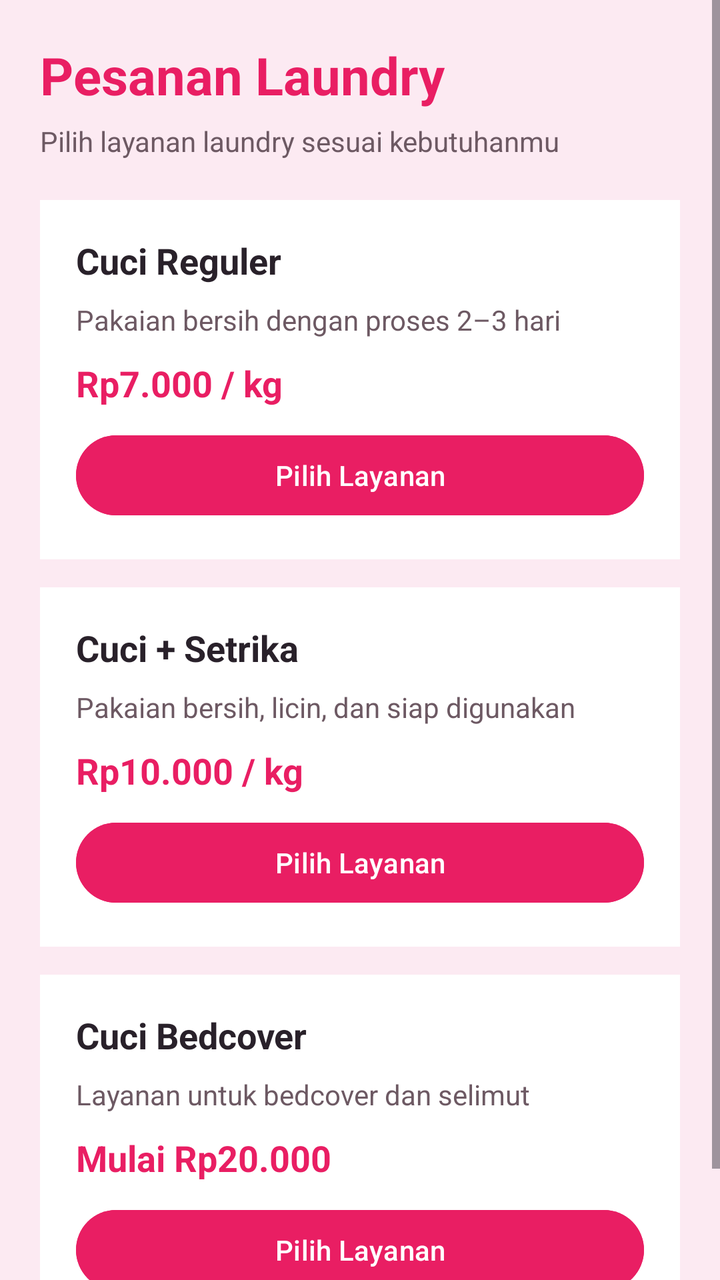
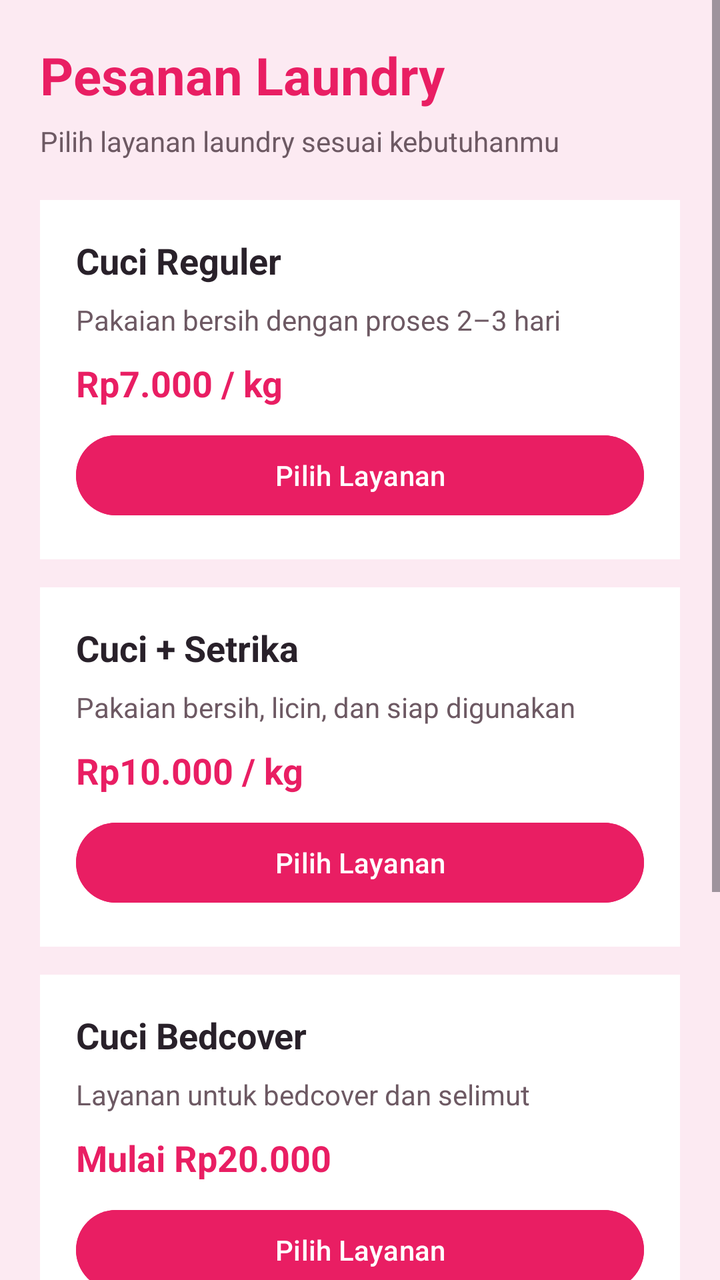

Before-and-after screenshots of an Android layout around one commit, followed by the original layout XML and the change that was made.
<!-- AndroidManifest.xml: application theme Theme.Qla_Cimol -->
<!-- res/layout/fragment_orders.xml -->
<?xml version="1.0" encoding="utf-8"?>
<ScrollView xmlns:android="http://schemas.android.com/apk/res/android"
    android:layout_width="match_parent"
    android:layout_height="match_parent"
    android:background="#FCEAF2"
    android:fillViewport="true">

    <LinearLayout
        android:layout_width="match_parent"
        android:layout_height="wrap_content"
        android:orientation="vertical"
        android:padding="20dp">

        <TextView
            android:layout_width="match_parent"
            android:layout_height="wrap_content"
            android:text="Pesanan Laundry"
            android:textColor="#E91E63"
            android:textSize="26sp"
            android:textStyle="bold" />

        <TextView
            android:layout_width="match_parent"
            android:layout_height="wrap_content"
            android:layout_marginTop="6dp"
            android:layout_marginBottom="20dp"
            android:text="Pilih layanan laundry sesuai kebutuhanmu"
            android:textColor="#6D5963"
            android:textSize="14sp" />

        
        <LinearLayout
            android:layout_width="match_parent"
            android:layout_height="wrap_content"
            android:layout_marginBottom="14dp"
            android:background="#FFFFFF"
            android:orientation="vertical"
            android:padding="18dp">

            <TextView
                android:layout_width="match_parent"
                android:layout_height="wrap_content"
                android:text="Cuci Reguler"
                android:textColor="#29212A"
                android:textSize="18sp"
                android:textStyle="bold" />

            <TextView
                android:layout_width="match_parent"
                android:layout_height="wrap_content"
                android:layout_marginTop="8dp"
                android:text="Pakaian bersih dengan proses 2–3 hari"
                android:textColor="#6D5963"
                android:textSize="14sp" />

            <TextView
                android:layout_width="match_parent"
                android:layout_height="wrap_content"
                android:layout_marginTop="10dp"
                android:text="Rp7.000 / kg"
                android:textColor="#E91E63"
                android:textSize="18sp"
                android:textStyle="bold" />

            <Button
                android:id="@+id/btnPesanReguler"
                android:layout_width="match_parent"
                android:layout_height="wrap_content"
                android:layout_marginTop="10dp"
                android:backgroundTint="#E91E63"
                android:text="Pilih Layanan"
                android:textColor="#FFFFFF" />

        </LinearLayout>

        
        <LinearLayout
            android:layout_width="match_parent"
            android:layout_height="wrap_content"
            android:layout_marginBottom="14dp"
            android:background="#FFFFFF"
            android:orientation="vertical"
            android:padding="18dp">

            <TextView
                android:layout_width="match_parent"
                android:layout_height="wrap_content"
                android:text="Cuci + Setrika"
                android:textColor="#29212A"
                android:textSize="18sp"
                android:textStyle="bold" />

            <TextView
                android:layout_width="match_parent"
                android:layout_height="wrap_content"
                android:layout_marginTop="8dp"
                android:text="Pakaian bersih, licin, dan siap digunakan"
                android:textColor="#6D5963"
                android:textSize="14sp" />

            <TextView
                android:layout_width="match_parent"
                android:layout_height="wrap_content"
                android:layout_marginTop="10dp"
                android:text="Rp10.000 / kg"
                android:textColor="#E91E63"
                android:textSize="18sp"
                android:textStyle="bold" />

            <Button
                android:id="@+id/btnPesanSetrika"
                android:layout_width="match_parent"
                android:layout_height="wrap_content"
                android:layout_marginTop="10dp"
                android:backgroundTint="#E91E63"
                android:text="Pilih Layanan"
                android:textColor="#FFFFFF" />

        </LinearLayout>

        
        <LinearLayout
            android:layout_width="match_parent"
            android:layout_height="wrap_content"
            android:layout_marginBottom="14dp"
            android:background="#FFFFFF"
            android:orientation="vertical"
            android:padding="18dp">

            <TextView
                android:layout_width="match_parent"
                android:layout_height="wrap_content"
                android:text="Cuci Bedcover"
                android:textColor="#29212A"
                android:textSize="18sp"
                android:textStyle="bold" />

            <TextView
                android:layout_width="match_parent"
                android:layout_height="wrap_content"
                android:layout_marginTop="8dp"
                android:text="Layanan untuk bedcover dan selimut"
                android:textColor="#6D5963"
                android:textSize="14sp" />

            <TextView
                android:layout_width="match_parent"
                android:layout_height="wrap_content"
                android:layout_marginTop="10dp"
                android:text="Mulai Rp20.000"
                android:textColor="#E91E63"
                android:textSize="18sp"
                android:textStyle="bold" />

            <Button
                android:id="@+id/btnPesanBedcover"
                android:layout_width="match_parent"
                android:layout_height="wrap_content"
                android:layout_marginTop="10dp"
                android:backgroundTint="#E91E63"
                android:text="Pilih Layanan"
                android:textColor="#FFFFFF" />

        </LinearLayout>

    </LinearLayout>
</ScrollView>
<!-- resources referenced by this layout -->
<resources>
  <style name="Theme.Qla_Cimol" parent="Base.Theme.Qla_Cimol" />
  <style name="Base.Theme.Qla_Cimol" parent="Theme.Material3.DayNight.NoActionBar">
          
          
      </style>
</resources>

<!-- the commit's change to res/layout/fragment_orders.xml (unified diff, before → after) -->
@@ -11,6 +11,7 @@
         android:orientation="vertical"
         android:padding="20dp">
 
+        
         <TextView
             android:layout_width="match_parent"
             android:layout_height="wrap_content"
@@ -122,7 +123,7 @@
         <LinearLayout
             android:layout_width="match_parent"
             android:layout_height="wrap_content"
-            android:layout_marginBottom="14dp"
+            android:layout_marginBottom="20dp"
             android:background="#FFFFFF"
             android:orientation="vertical"
             android:padding="18dp">
@@ -163,5 +164,44 @@
 
         </LinearLayout>
 
+        
+        <LinearLayout
+            android:layout_width="match_parent"
+            android:layout_height="wrap_content"
+            android:orientation="vertical"
+            android:background="#FFFFFF"
+            android:padding="18dp"
+            android:layout_marginBottom="20dp">
+
+            <TextView
+                android:layout_width="match_parent"
+                android:layout_height="wrap_content"
+                android:text="⭐ Rating dan Ulasan"
+                android:textColor="#29212A"
+                android:textSize="20sp"
+                android:textStyle="bold"/>
+
+            <TextView
+                android:layout_width="match_parent"
+                android:layout_height="wrap_content"
+                android:text="Bagikan pengalamanmu menggunakan layanan Laundry Express. Penilaian kamu sangat berarti bagi kami!"
+                android:textColor="#6D5963"
+                android:textSize="14sp"
+                android:layout_marginTop="10dp"
+                android:layout_marginBottom="15dp"/>
+
+            <Button
+                android:id="@+id/btnBeriRating"
+                android:layout_width="match_parent"
+                android:layout_height="52dp"
+                android:backgroundTint="#E91E63"
+                android:text="Beri Rating Sekarang ★"
+                android:textColor="#FFFFFF"
+                android:textStyle="bold"
+                android:textSize="14sp"/>
+
+        </LinearLayout>
+
     </LinearLayout>
+
 </ScrollView>
